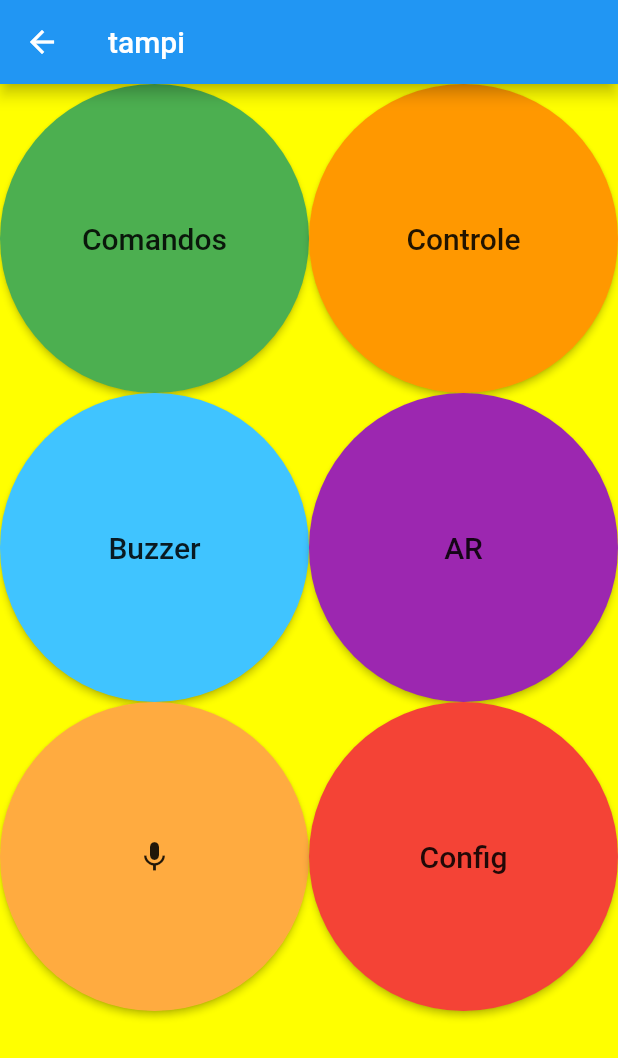
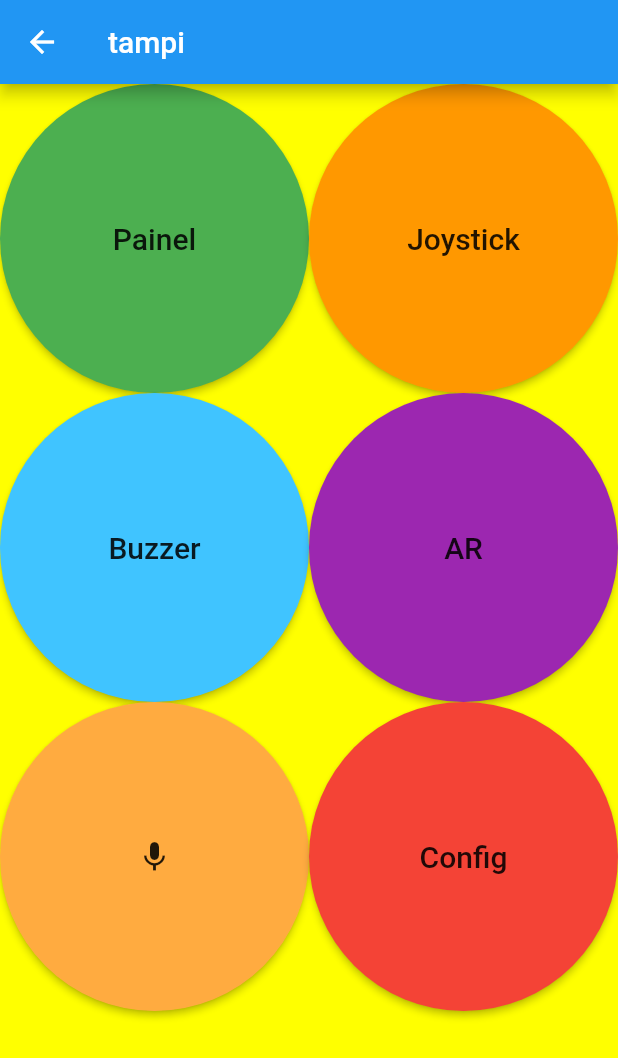
Before and after one commit to mochetti/tampi_app, a Flutter app: the screen it shows after launch, after a tap on the "wifi" icon, on a phone screen of 412 x 824 dp. Shown: the top 1058 px of the screen. Run offline on Flutter 3.47's test engine with Material 2 defaults, Android fonts, the phone set to English and light mode, and no system bars; our stand-ins replace audioplayers, connectivity, speech_to_text; missing offline and left inert: arcore_flutter_plugin, arkit_plugin, flutter_barcode_scanner; network calls fail.

Commit message:
Minor bugs

```diff
--- a/lib/BuzzerPage.dart
+++ b/lib/BuzzerPage.dart
@@ -1,5 +1,4 @@
 import 'package:flutter/material.dart';
-import 'dart:math' as math;
 import 'websocket.dart';
 
 class BuzzerPage extends StatefulWidget {
--- a/lib/ControlePage.dart
+++ b/lib/JoystickPage.dart
@@ -2,12 +2,12 @@ import 'package:flutter/material.dart';
 import 'package:flutter/physics.dart';
 import 'websocket.dart';
 
-class ControlePage extends StatefulWidget {
+class JoystickPage extends StatefulWidget {
   @override
-  _ControlePage createState() => _ControlePage();
+  _JoystickPageState createState() => _JoystickPageState();
 }
 
-class _ControlePage extends State<ControlePage> {
+class _JoystickPageState extends State<JoystickPage> {
   @override
   void initState() {
     sockets.addListener(comandosServidor);
@@ -19,7 +19,7 @@ class _ControlePage extends State<ControlePage> {
     return Scaffold(
       backgroundColor: Colors.greenAccent,
       appBar: AppBar(
-        title: Text('Controle'),
+        title: Text('Joystick'),
       ),
       body: DraggableCard(
         child: Container(
@@ -140,15 +140,15 @@ class _DraggableCardState extends State<DraggableCard>
         double m1;
         double m2;
 
-        if(x > 70) {    // vira pra direita
+        if (x > 70) {
+          // vira pra direita
           m1 = 700;
           m2 = -700;
-        }
-        else if(x < 30) {    // vira pra direita
+        } else if (x < 30) {
+          // vira pra direita
           m1 = -700;
           m2 = 700;
-        }
-        else {
+        } else {
           m1 = y * -1 * 2046 / 100 + 1023;
           m2 = y * -1 * 2046 / 100 + 1023;
         }
--- a/lib/ConectedPage.dart
+++ b/lib/MenuPage.dart
@@ -1,17 +1,17 @@
 import 'package:flutter/material.dart';
-import 'ComandoPage.dart';
-import 'ControlePage.dart';
+import 'BoardPage.dart';
+import 'JoystickPage.dart';
 import 'ConfigPage.dart';
 import 'websocket.dart';
 import 'ARPage.dart';
 import 'BuzzerPage.dart';
 import 'VoicePage.dart';
 
-class ConectedPage extends StatefulWidget {
-  _ConectedPage createState() => _ConectedPage();
+class MenuPage extends StatefulWidget {
+  _MenuPageState createState() => _MenuPageState();
 }
 
-class _ConectedPage extends State<ConectedPage> {
+class _MenuPageState extends State<MenuPage> {
   Future<bool> _onWillPop() async {
     return (await showDialog(
           context: context,
@@ -55,7 +55,7 @@ class _ConectedPage extends State<ConectedPage> {
           children: [
             RaisedButton(
               child: Text(
-                'Comandos',
+                'Painel',
                 textAlign: TextAlign.center,
                 style: TextStyle(fontSize: 20),
               ),
@@ -65,14 +65,14 @@ class _ConectedPage extends State<ConectedPage> {
                 Navigator.push(
                   context,
                   MaterialPageRoute(
-                    builder: (context) => ComandoPage(),
+                    builder: (context) => BoardPage(),
                   ),
                 );
               },
             ),
             RaisedButton(
               child: Text(
-                'Controle',
+                'Joystick',
                 textAlign: TextAlign.center,
                 style: TextStyle(fontSize: 20),
               ),
@@ -82,7 +82,7 @@ class _ConectedPage extends State<ConectedPage> {
                 Navigator.push(
                   context,
                   MaterialPageRoute(
-                    builder: (context) => ControlePage(),
+                    builder: (context) => JoystickPage(),
                   ),
                 );
               },
@@ -117,7 +117,6 @@ class _ConectedPage extends State<ConectedPage> {
                   context,
                   MaterialPageRoute(
                     builder: (context) => ARPage(),
-//                      builder: (context) => MyImageTracker(),
                   ),
                 );
               },
--- a/lib/main.dart
+++ b/lib/main.dart
@@ -1,5 +1,5 @@
 import 'package:flutter/material.dart';
-import 'ConectedPage.dart';
+import 'MenuPage.dart';
 import 'websocket.dart';
 import 'package:connectivity/connectivity.dart';
 import 'instrucoesConexaoPage.dart';
@@ -59,12 +59,12 @@ class _Home extends State<Home> {
               else {
                 var SSID = await (Connectivity().getWifiName());
                 // checa se estamos no wifi correto
-                if (SSID == 'kkkk') {                                     // está retornado null sempre
+                if (SSID == 'kkkk') {
+                  // está retornado null sempre
                   print('rede errada');
                   print(SSID);
                   faltaConectar();
-                }
-                else {
+                } else {
                   // tenta abrir o websocket
                   print('tentanto conectar');
                   sockets.initCommunication();
@@ -96,7 +96,7 @@ class _Home extends State<Home> {
       Navigator.push(
         context,
         MaterialPageRoute(
-          builder: (context) => ConectedPage(),
+          builder: (context) => MenuPage(),
         ),
       );
     } else if (message.toString() == 'erro') {
```
Also changed, not shown: lib/BoardPage.dart (renamed from lib/ComandoPage.dart, +4 -6 lines), lib/PathPage.dart (added, +15 -0 lines), lib/ScannerPage.dart (added, +15 -0 lines), lib/VoicePage.dart (+11 -7 lines).
